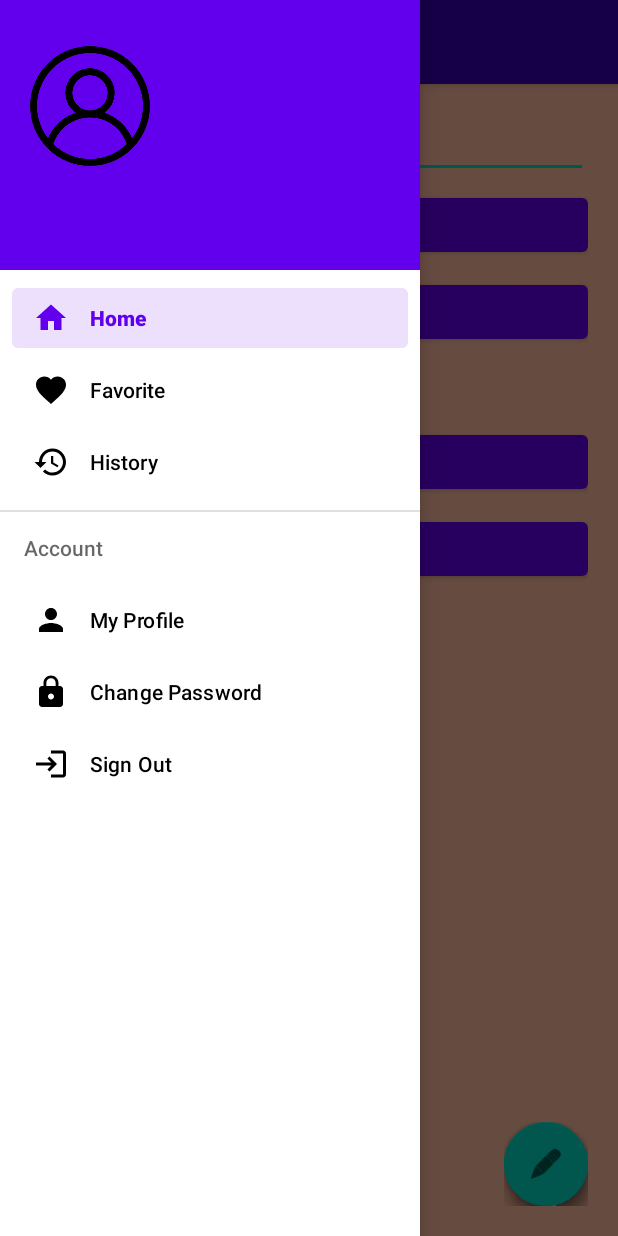
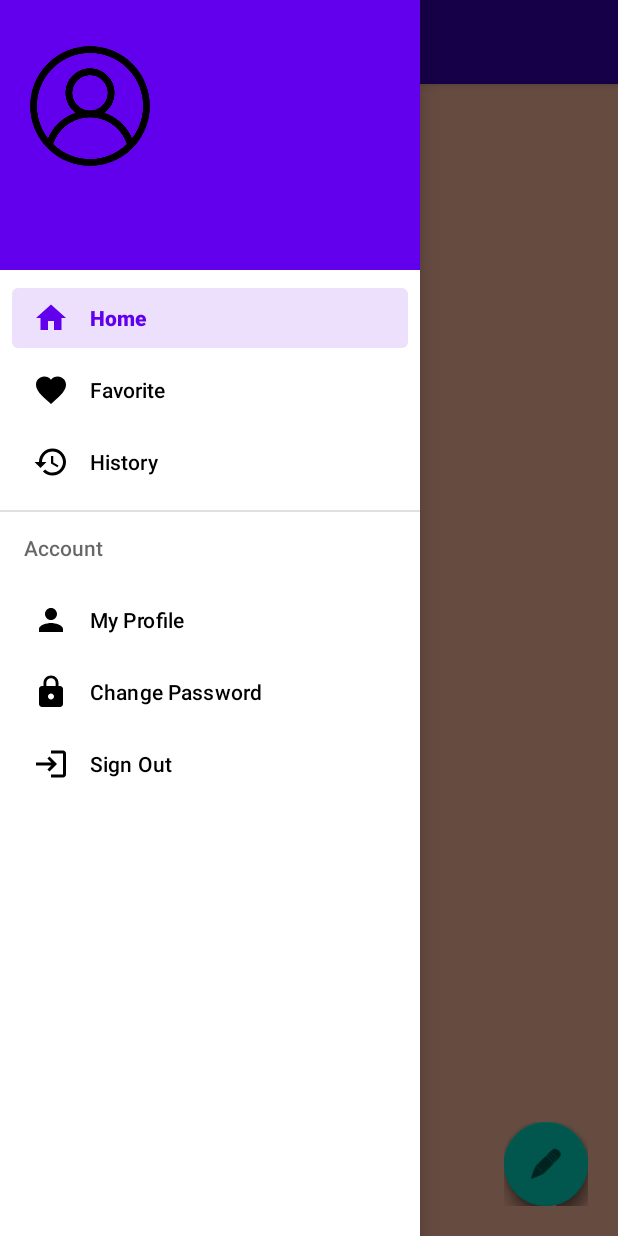
Before and after one commit to nc-minh/LTDD---AAS7132021.012, an Android app: the screen it shows after launch once a user with an empty profile is signed in (MainActivity), with the side drawer open, on a phone screen of 412 x 824 dp. Run offline under Robolectric (Android 15) with nearby library versions, the phone set to English and light mode, and no system bars; our stand-ins replace CircleImageView, Firebase (no records; nobody signed in at launch, a user with empty details on screens opened directly); libraries missing offline, so code that uses them is left out: com.sa90.materialarcmenu; plain views replace ArcMenu; 1 statement that could not run was skipped.

Commit message:
:bug: fix error when returning to previous interface with duplicate data

```diff
--- /dev/null
+++ b/app/src/main/java/com/ncm/btl_android/adapter/DataAdapter.java
@@ -0,0 +1,64 @@
+package com.ncm.btl_android.adapter;
+
+import android.view.LayoutInflater;
+import android.view.View;
+import android.view.ViewGroup;
+import android.widget.TextView;
+
+import androidx.annotation.NonNull;
+import androidx.recyclerview.widget.RecyclerView;
+
+import com.ncm.btl_android.R;
+import com.ncm.btl_android.lists.User;
+
+import java.util.List;
+
+public class DataAdapter extends RecyclerView.Adapter<DataAdapter.DataViewHolder>{
+
+    private List<User> mListUser;
+
+    public DataAdapter(List<User> mListUser) {
+        this.mListUser = mListUser;
+    }
+
+    @NonNull
+    @Override
+    public DataViewHolder onCreateViewHolder(@NonNull ViewGroup parent, int viewType) {
+        View view = LayoutInflater.from(parent.getContext()).inflate(R.layout.item_data, parent, false);
+        return new DataViewHolder(view);
+    }
+
+    @Override
+    public void onBindViewHolder(@NonNull DataViewHolder holder, int position) {
+        User user = mListUser.get(position);
+        if(user == null){
+            return;
+        }
+
+        holder.tvID.setText("ID: " + user.getId());
+        holder.tvName.setText("Name: " + user.getName());
+    }
+
+    @Override
+    public int getItemCount() {
+        if(mListUser != null){
+            return mListUser.size();
+        }
+        return 0;
+    }
+
+    public class DataViewHolder extends RecyclerView.ViewHolder{
+
+        private TextView tvID, tvName;
+
+        public DataViewHolder(@NonNull View itemView) {
+            super(itemView);
+            initUI();
+        }
+
+        private void initUI() {
+            tvID = itemView.findViewById(R.id.tv_id);
+            tvName = itemView.findViewById(R.id.tv_name);
+        }
+    }
+}
--- a/app/src/main/java/com/ncm/btl_android/fragment/HomeFragment.java
+++ b/app/src/main/java/com/ncm/btl_android/fragment/HomeFragment.java
@@ -15,6 +15,9 @@ import androidx.annotation.NonNull;
 import androidx.annotation.Nullable;
 import androidx.fragment.app.Fragment;
 import androidx.fragment.app.FragmentTransaction;
+import androidx.recyclerview.widget.DividerItemDecoration;
+import androidx.recyclerview.widget.LinearLayoutManager;
+import androidx.recyclerview.widget.RecyclerView;
 
 import com.google.firebase.database.DataSnapshot;
 import com.google.firebase.database.DatabaseError;
@@ -23,129 +26,87 @@ import com.google.firebase.database.FirebaseDatabase;
 import com.google.firebase.database.ValueEventListener;
 import com.ncm.btl_android.R;
 import com.ncm.btl_android.actions.AddActivity;
+import com.ncm.btl_android.adapter.DataAdapter;
 import com.ncm.btl_android.lists.User;
 import com.sa90.materialarcmenu.ArcMenu;
 
+import java.util.ArrayList;
+import java.util.List;
 
 
 public class HomeFragment extends Fragment {
 
     private View mView;
 
-    private EditText edtData;
-    private Button btnPushData, btnGetData, btnDeleteData, btnUpdateData;
-    private TextView getTvData;
+    private ArcMenu arcMenu;
+    private ImageView viewAddData;
 
-    private ArcMenu arcMenu;
-    private ImageView okok;
+    private RecyclerView recyclerView;
+    private DataAdapter dataAdapter;
+
+    private List<User> mListUser;
+
 
     @Nullable
     @Override
     public View onCreateView(@NonNull LayoutInflater inflater, @Nullable ViewGroup container, @Nullable Bundle savedInstanceState) {
         mView = inflater.inflate(R.layout.fragment_home,container, false);
-//
         initUI();
 
 
-        btnPushData.setOnClickListener(v -> {
-            onClickPushData();
-        });
-
-        btnGetData.setOnClickListener(v -> {
-            onClickReadDataBase();
-        });
-
-        btnDeleteData.setOnClickListener(v -> {
-            onClickDeleteDataBase();
-        });
-
-        btnUpdateData.setOnClickListener(v -> {
-            onClickUpdateDataBase();
-        });
-
-        okok.setOnClickListener(v -> {
-            Toast.makeText(getActivity(), "đây là trang sửa ahihi!", Toast.LENGTH_SHORT).show();
+        viewAddData.setOnClickListener(v -> {
+            Toast.makeText(getActivity(), "đây là trang thêm data!", Toast.LENGTH_SHORT).show();
             Intent intent = new Intent(getActivity(), AddActivity.class);
             startActivity(intent);
 
+            mListUser.clear();
         });
-//
+
+        getListUsersFromDB();
         return mView;
     }
-//
+
     private void initUI(){
-        edtData = mView.findViewById(R.id.edt_data);
-        btnPushData = mView.findViewById(R.id.btn_push_data);
-        getTvData = mView.findViewById(R.id.tv_get_data);
-        btnGetData = mView.findViewById(R.id.btn_get_data);
-        btnDeleteData = mView.findViewById(R.id.btn_delete_data);
-        btnUpdateData = mView.findViewById(R.id.btn_update_data);
 
         arcMenu = mView.findViewById(R.id.arcMenu);
 
-        //test
-        okok = mView.findViewById(R.id.fab_add);
+        //
+        viewAddData = mView.findViewById(R.id.fab_add);
+        //
+        recyclerView = mView.findViewById(R.id.rcv_data);
+        LinearLayoutManager linearLayoutManager = new LinearLayoutManager(getActivity());
+        recyclerView.setLayoutManager(linearLayoutManager);
+
+        //phân cách các item trong item_data
+        DividerItemDecoration dividerItemDecoration = new DividerItemDecoration(getActivity(), DividerItemDecoration.VERTICAL);
+        recyclerView.addItemDecoration(dividerItemDecoration);
+
+        mListUser = new ArrayList<>();
+        dataAdapter = new DataAdapter(mListUser);
+
+        recyclerView.setAdapter(dataAdapter);
     }
-//
-    private void onClickPushData(){
-//        edtData.getText().toString().trim()
-//        Write a message to the database
+
+    private void getListUsersFromDB(){
         FirebaseDatabase database = FirebaseDatabase.getInstance();
-        DatabaseReference myRef = database.getReference("user_infor");
+        DatabaseReference myRef = database.getReference("list_users");
 
-        User user = new User(1, "Minh");
-
-        myRef.setValue(user);
-//        myRef.setValue(edtData.getText().toString().trim(), new DatabaseReference.CompletionListener() {
-//            @Override
-//            public void onComplete(@Nullable DatabaseError error, @NonNull DatabaseReference ref) {
-//                Toast.makeText(getActivity(), "Push data successfully!", Toast.LENGTH_SHORT).show();
-//            }
-//        });
-    }
-//
-    private void onClickReadDataBase(){
-        FirebaseDatabase database = FirebaseDatabase.getInstance();
-        DatabaseReference myRef = database.getReference("user_infor");
-        // Read from the database
         myRef.addValueEventListener(new ValueEventListener() {
             @Override
-            public void onDataChange(DataSnapshot dataSnapshot) {
-                // This method is called once with the initial value and again
-                // whenever data at this location is updated.
-                User user = dataSnapshot.getValue(User.class);
-                getTvData.setText(user.toString());
+            public void onDataChange(@NonNull DataSnapshot snapshot) {
+                for (DataSnapshot dataSnapshot : snapshot.getChildren()){
+                    User user = dataSnapshot.getValue(User.class);
+                    mListUser.add(user);
+                }
 
+                dataAdapter.notifyDataSetChanged();
             }
 
             @Override
-            public void onCancelled(DatabaseError error) {
-                // Failed to read value
-
+            public void onCancelled(@NonNull DatabaseError error) {
+                Toast.makeText(getActivity(), "Get data failed!", Toast.LENGTH_SHORT).show();
             }
         });
-    }
-
-    private void onClickDeleteDataBase(){
-        FirebaseDatabase database = FirebaseDatabase.getInstance();
-        DatabaseReference myRef = database.getReference("user_infor");
-
-        myRef.removeValue(new DatabaseReference.CompletionListener() {
-            @Override
-            public void onComplete(@Nullable DatabaseError error, @NonNull DatabaseReference ref) {
-                Toast.makeText(getActivity(), "Delete successfully!", Toast.LENGTH_SHORT).show();
-            }
-        });
-    }
-
-    private void onClickUpdateDataBase(){
-        FirebaseDatabase database = FirebaseDatabase.getInstance();
-        DatabaseReference myRef = database.getReference("user_infor");
-
-        User user = new User(2, "đẹp trai");
-
-        myRef.setValue(user);
-
 
     }
 
--- a/app/src/main/res/layout/fragment_home.xml
+++ b/app/src/main/res/layout/fragment_home.xml
@@ -7,55 +7,11 @@
     android:padding="20dp"
     android:background="#FFBCA2">
 
-    <EditText
-        android:id="@+id/edt_data"
+    <androidx.recyclerview.widget.RecyclerView
+        android:id="@+id/rcv_data"
         android:layout_width="match_parent"
         android:layout_height="wrap_content"
-        android:hint="Data"
-        android:textColorHint="@color/black"
-        android:textColor="@color/black"
-        android:layout_alignParentTop="true"
-        android:textSize="16sp"/>
-
-    <Button
-        android:id="@+id/btn_push_data"
-        android:layout_width="match_parent"
-        android:layout_height="wrap_content"
-        android:layout_marginTop="50dp"
-        android:layout_alignParentTop="true"
-        android:text="PUSH data"/>
-
-    <Button
-        android:id="@+id/btn_get_data"
-        android:layout_width="match_parent"
-        android:layout_height="wrap_content"
-        android:layout_marginTop="10dp"
-        android:layout_below="@+id/btn_push_data"
-        android:text="GET data"/>
-    <TextView
-        android:id="@+id/tv_get_data"
-        android:layout_width="match_parent"
-        android:layout_height="wrap_content"
-        android:textSize="16sp"
-        android:layout_marginTop="10dp"
-        android:layout_below="@+id/btn_get_data"
-        android:textColor="@color/black"/>
-
-    <Button
-        android:id="@+id/btn_delete_data"
-        android:layout_width="match_parent"
-        android:layout_height="wrap_content"
-        android:layout_below="@+id/tv_get_data"
-        android:layout_marginTop="20dp"
-        android:text="delete data" />
-
-    <Button
-        android:id="@+id/btn_update_data"
-        android:layout_width="match_parent"
-        android:layout_height="wrap_content"
-        android:layout_marginTop="10dp"
-        android:layout_below="@+id/btn_delete_data"
-        android:text="update data" />
+        android:layout_marginTop="10dp"/>
 
     <com.sa90.materialarcmenu.ArcMenu
         android:id="@+id/arcMenu"
```
Also changed, not shown: app/src/main/java/com/ncm/btl_android/actions/AddActivity.java (+54 -1 lines), app/src/main/java/com/ncm/btl_android/lists/User.java (+16 -6 lines), app/src/main/res/layout/activity_add.xml (+23 -4 lines), app/src/main/res/layout/item_data.xml (added, +22 -0 lines).
